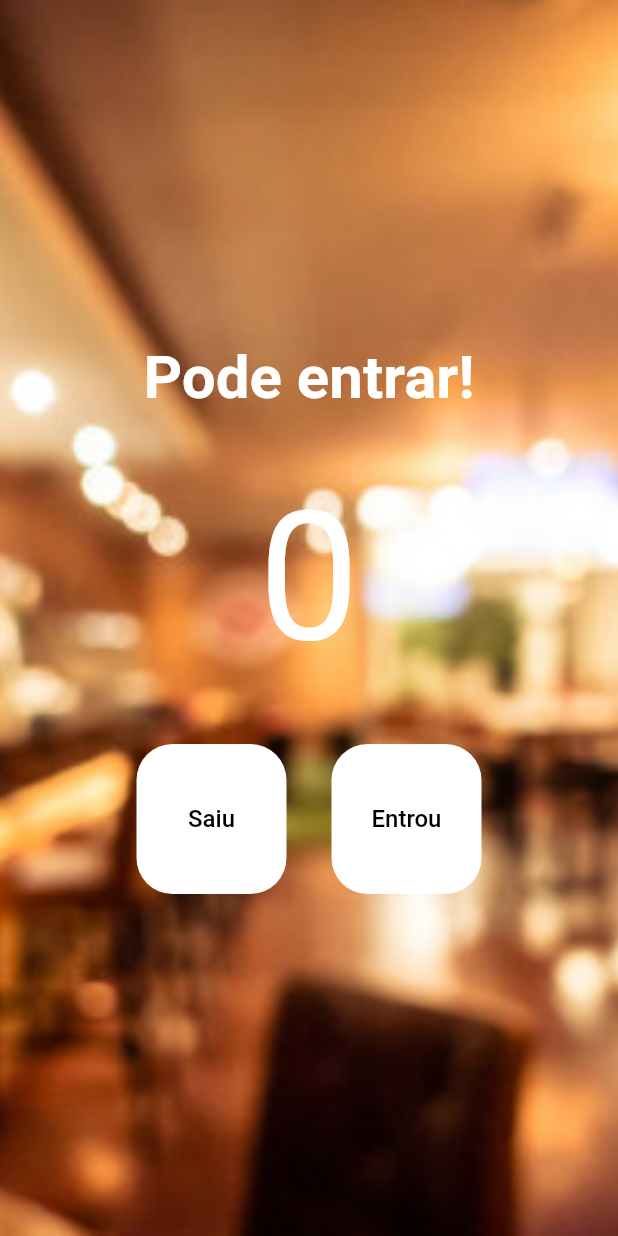
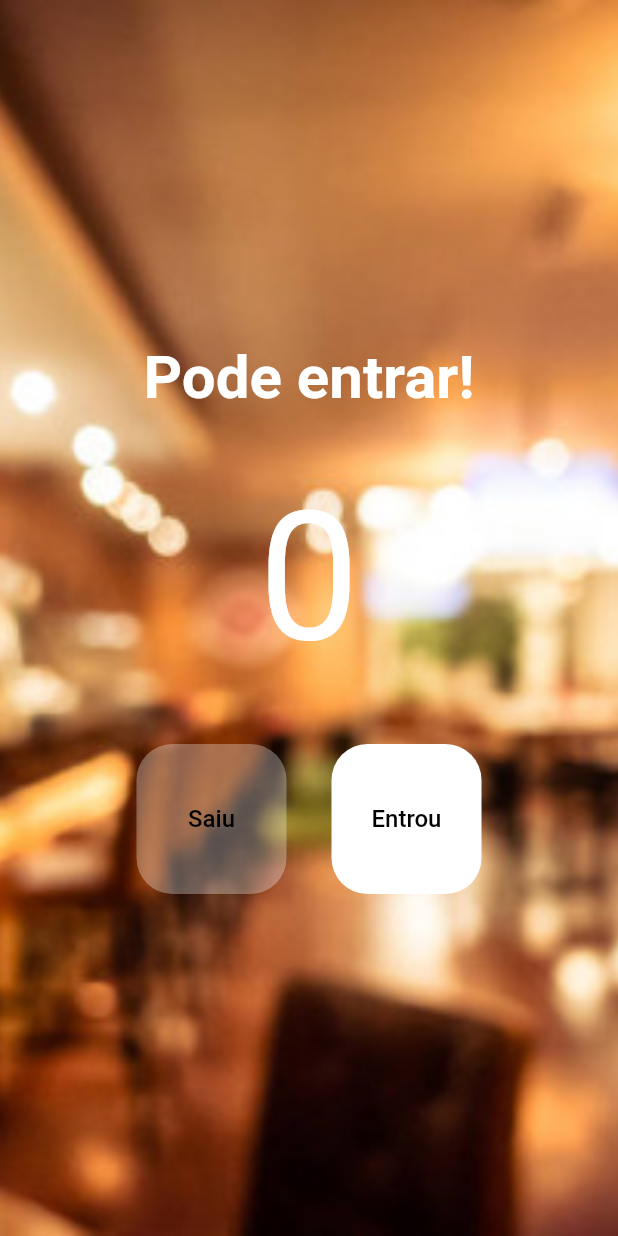
Before and after one commit to igorxcardoso/contador, a Flutter app: the screen it shows after launch, on a phone screen of 412 x 824 dp. Run offline on Flutter 3.47's test engine with Material 2 defaults, Android fonts, the phone set to English and light mode, and no system bars.

Commit message:
app settings, using ternary operator to change elements

```diff
--- a/lib/main.dart
+++ b/lib/main.dart
@@ -40,6 +40,9 @@ class _HomePageState extends State<HomePage> {
     print(count);
   }
 
+  bool get isEmpty => count == 0;
+  bool get isFull => count == 20;
+
   @override
   Widget build(BuildContext context) {
     return Scaffold(
@@ -53,11 +56,11 @@ class _HomePageState extends State<HomePage> {
         child: Column(
           mainAxisAlignment: MainAxisAlignment.center, // end, start ou center
           children: [
-            const Text(
-              'Pode entrar!',
+            Text(
+              isFull ? 'Lotado' : 'Pode entrar!',
               style: TextStyle(
                 fontSize: 40,
-                color: Colors.white,
+                color: isFull ? Colors.red : Colors.white,
                 fontWeight: FontWeight.w700, // w800
               ),
             ),
@@ -65,9 +68,9 @@ class _HomePageState extends State<HomePage> {
               padding: const EdgeInsets.all(40),
               child: Text(
                 count.toString(),
-                style: const TextStyle(
+                style: TextStyle(
                   fontSize: 120,
-                  color: Colors.white,
+                  color: isFull ? Colors.red : Colors.white,
                 ),
               ),
             ),
@@ -75,9 +78,10 @@ class _HomePageState extends State<HomePage> {
               mainAxisAlignment: MainAxisAlignment.center,
               children: [
                 TextButton(
-                  onPressed: decrement,
+                  onPressed: isEmpty ? null : decrement,
                   style: TextButton.styleFrom(
-                    backgroundColor: Colors.white,
+                    backgroundColor:
+                        isEmpty ? Colors.white.withOpacity(0.3) : Colors.white,
                     fixedSize: const Size(100, 100),
                     primary: Colors.black,
                     shape: RoundedRectangleBorder(
@@ -94,9 +98,10 @@ class _HomePageState extends State<HomePage> {
                 ),
                 const SizedBox(width: 30),
                 TextButton(
-                  onPressed: increment,
+                  onPressed: isFull ? null : increment,
                   style: TextButton.styleFrom(
-                    backgroundColor: Colors.white,
+                    backgroundColor:
+                        isFull ? Colors.white.withOpacity(0.3) : Colors.white,
                     fixedSize: const Size(100, 100),
                     primary: Colors.black,
                     shape: RoundedRectangleBorder(
```
